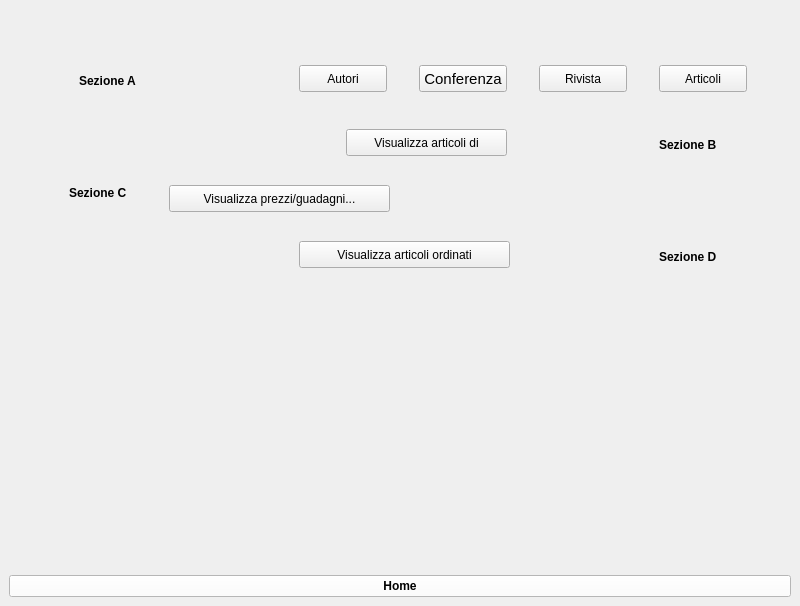
This is Progetto/mainwindow.ui in Fappio97/ProjectPO as Qt 5 draws it before an edit. The edited form follows.
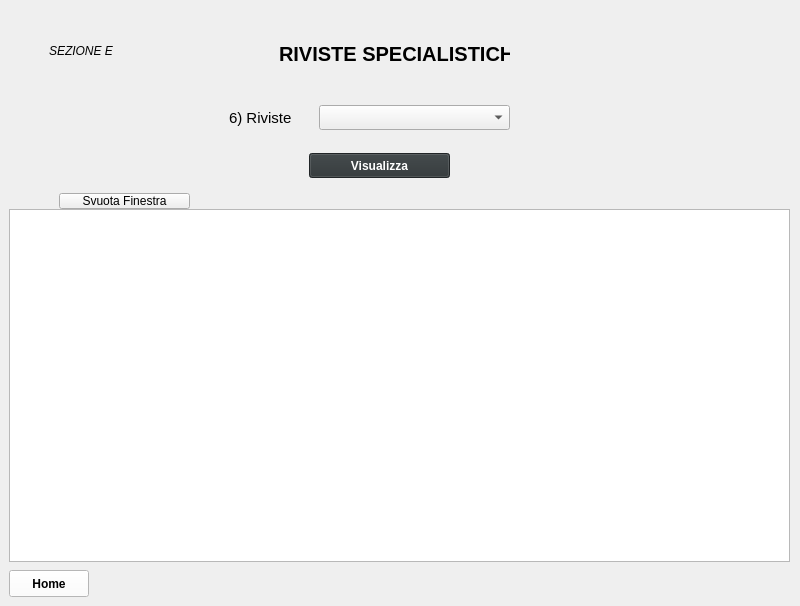
This is the edited form. The open tabs and pages were chosen to show the change.

Commit message: cambiamento da divulgazioni a conferenze e riviste

The edit to the form file:
```diff
--- a/Progetto/mainwindow.ui
+++ b/Progetto/mainwindow.ui
@@ -69,9 +69,15 @@
    <property name="styleSheet">
     <string notr="true"/>
    </property>
-   <layout class="QVBoxLayout" name="verticalLayout">
-    <item>
      <widget class="QStackedWidget" name="stackedWidget">
+    <property name="geometry">
+     <rect>
+      <x>9</x>
+      <y>9</y>
+      <width>782</width>
+      <height>555</height>
+     </rect>
+    </property>
       <widget class="QWidget" name="PaginaPrincipale">
        <widget class="QPushButton" name="VaiPaginaAutori">
         <property name="geometry">
@@ -2286,10 +2292,131 @@
         </property>
        </widget>
       </widget>
+    <widget class="QWidget" name="PaginaRivisteSpecialistiche">
+     <widget class="QLabel" name="TITLE_10">
+      <property name="geometry">
+       <rect>
+        <x>270</x>
+        <y>32</y>
+        <width>231</width>
+        <height>25</height>
+       </rect>
+      </property>
+      <property name="font">
+       <font>
+        <pointsize>15</pointsize>
+        <weight>75</weight>
+        <bold>true</bold>
+       </font>
+      </property>
+      <property name="text">
+       <string>RIVISTE SPECIALISTICHE</string>
+      </property>
      </widget>
-    </item>
-    <item>
+     <widget class="QPlainTextEdit" name="VisualizzaRivisteSpecialistiche">
+      <property name="geometry">
+       <rect>
+        <x>0</x>
+        <y>200</y>
+        <width>781</width>
+        <height>353</height>
+       </rect>
+      </property>
+     </widget>
+     <widget class="QComboBox" name="RivisteBox">
+      <property name="geometry">
+       <rect>
+        <x>310</x>
+        <y>96</y>
+        <width>191</width>
+        <height>25</height>
+       </rect>
+      </property>
+     </widget>
+     <widget class="QLabel" name="Rivista_4">
+      <property name="geometry">
+       <rect>
+        <x>220</x>
+        <y>96</y>
+        <width>71</width>
+        <height>25</height>
+       </rect>
+      </property>
+      <property name="font">
+       <font>
+        <pointsize>11</pointsize>
+       </font>
+      </property>
+      <property name="text">
+       <string>6) Riviste</string>
+      </property>
+     </widget>
+     <widget class="QPushButton" name="TastoRivisteSpecilistiche">
+      <property name="geometry">
+       <rect>
+        <x>300</x>
+        <y>144</y>
+        <width>141</width>
+        <height>25</height>
+       </rect>
+      </property>
+      <property name="font">
+       <font>
+        <weight>75</weight>
+        <bold>true</bold>
+       </font>
+      </property>
+      <property name="styleSheet">
+       <string notr="true">background-color: rgb(46, 52, 54);
+color: rgb(255, 255, 255);</string>
+      </property>
+      <property name="text">
+       <string>Visualizza</string>
+      </property>
+     </widget>
+     <widget class="QLabel" name="SEZIONEE">
+      <property name="geometry">
+       <rect>
+        <x>40</x>
+        <y>32</y>
+        <width>81</width>
+        <height>19</height>
+       </rect>
+      </property>
+      <property name="font">
+       <font>
+        <pointsize>9</pointsize>
+        <italic>true</italic>
+       </font>
+      </property>
+      <property name="text">
+       <string>SEZIONE E</string>
+      </property>
+     </widget>
+     <widget class="QPushButton" name="SvuotaFinestra_4">
+      <property name="geometry">
+       <rect>
+        <x>50</x>
+        <y>184</y>
+        <width>131</width>
+        <height>16</height>
+       </rect>
+      </property>
+      <property name="text">
+       <string>Svuota Finestra</string>
+      </property>
+     </widget>
+    </widget>
+   </widget>
      <widget class="QPushButton" name="Home">
+    <property name="geometry">
+     <rect>
+      <x>9</x>
+      <y>570</y>
+      <width>80</width>
+      <height>27</height>
+     </rect>
+    </property>
       <property name="font">
        <font>
         <weight>75</weight>
@@ -2304,10 +2431,6 @@
        <string>Home</string>
       </property>
      </widget>
-    </item>
-   </layout>
-   <zorder>stackedWidget</zorder>
-   <zorder>Home</zorder>
   </widget>
  </widget>
  <resources/>
```
Left out of the diff: 13 changed lines with no effect on the pictures. Lines whose indentation alone changed are shown as unchanged. The commit also changes 17 other files.
